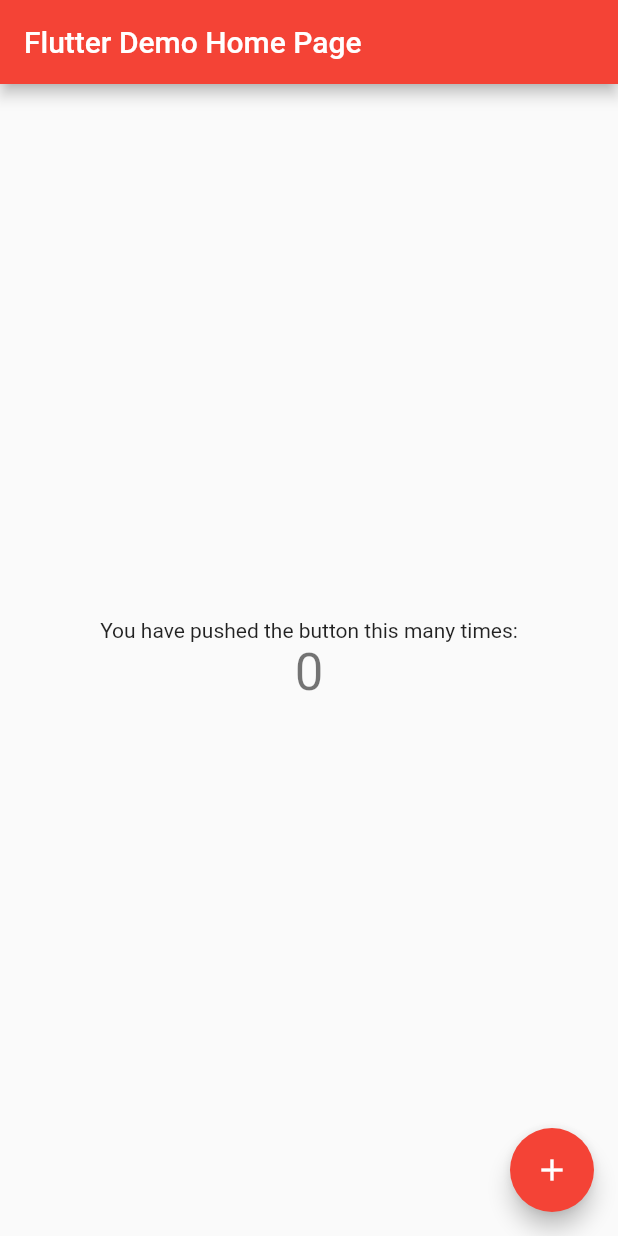
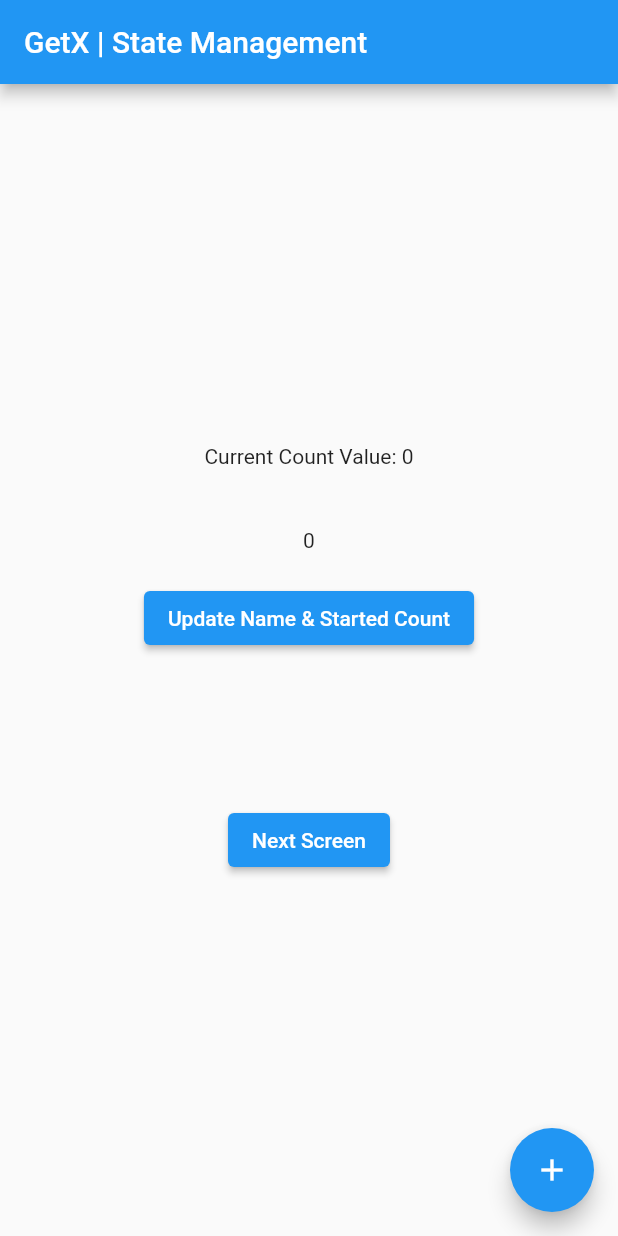
Before and after one commit to liuborama/fultterAllIn, a Flutter app: the screen it shows after launch, on a phone screen of 412 x 824 dp. Run offline on Flutter 3.47's test engine with Material 2 defaults, Android fonts, the phone set to English and light mode, and no system bars; our stand-ins replace get.

Commit message:
touch GetX sample

```diff
--- /dev/null
+++ b/lib/getx_sample/controllers/countController.dart
@@ -0,0 +1,9 @@
+import 'package:get/get.dart';
+
+class CountController extends GetxController {
+  int count = 0;
+  void increment() {
+    count++;
+    update();
+  }
+}
--- /dev/null
+++ b/lib/getx_sample/screens/first.dart
@@ -0,0 +1,49 @@
+import 'package:flutter/material.dart';
+import 'package:flutterAllinSamples/getx_sample/controllers/countController.dart';
+import 'package:flutterAllinSamples/getx_sample/screens/second.dart';
+import 'package:get/get.dart';
+
+class First extends StatelessWidget {
+  const First({Key key}) : super(key: key);
+
+  @override
+  Widget build(BuildContext context) {
+    var count = 0.obs;
+    final countController = Get.put(CountController());
+
+    return Scaffold(
+        appBar: AppBar(title: Text("GetX | State Management")),
+        body: Center(
+          child: Column(
+            mainAxisAlignment: MainAxisAlignment.center,
+            children: [
+              GetBuilder<CountController>(builder: (_) {
+                return Text("Current Count Value: ${countController.count}");
+              }),
+              SizedBox(height: 40),
+              Obx(() => Text("$count")),
+              SizedBox(height: 20),
+              ElevatedButton(
+                onPressed: () {
+                  count++;
+                },
+                child: Text("Update Name & Started Count"),
+              ),
+              SizedBox(height: 100),
+              ElevatedButton(
+                onPressed: () {
+                  Get.to(Second());
+                },
+                child: Text("Next Screen"),
+              ),
+            ],
+          ),
+        ),
+        floatingActionButton: FloatingActionButton(
+          child: Icon(Icons.add),
+          onPressed: () {
+            countController.increment();
+          },
+        ));
+  }
+}
--- a/lib/main.dart
+++ b/lib/main.dart
@@ -1,31 +1,40 @@
 import 'package:flutter/material.dart';
+import 'package:get/get.dart';
+import 'package:get/get_navigation/src/root/get_material_app.dart';
+
+import 'getx_sample/screens/first.dart';
 
 void main() {
-  runApp(MyApp());
+  runApp(GetMaterialApp(
+    initialRoute: '/home',
+    getPages: [
+      GetPage(name: '/home', page: () => First()),
+    ],
+  ));
 }
 
-class MyApp extends StatelessWidget {
-  // This widget is the root of your application.
-  @override
-  Widget build(BuildContext context) {
-    return MaterialApp(
-      title: 'Flutter Demo',
-      theme: ThemeData(
-        // This is the theme of your application.
-        //
-        // Try running your application with "flutter run". You'll see the
-        // application has a blue toolbar. Then, without quitting the app, try
-        // changing the primarySwatch below to Colors.green and then invoke
-        // "hot reload" (press "r" in the console where you ran "flutter run",
-        // or simply save your changes to "hot reload" in a Flutter IDE).
-        // Notice that the counter didn't reset back to zero; the application
-        // is not restarted.
-        primarySwatch: Colors.red,
-      ),
-      home: MyHomePage(title: 'Flutter Demo Home Page'),
-    );
-  }
-}
+// class MyApp extends StatelessWidget {
+//   // This widget is the root of your application.
+//   @override
+//   Widget build(BuildContext context) {
+//     return MaterialApp(
+//       title: 'Flutter Demo',
+//       theme: ThemeData(
+//         // This is the theme of your application.
+//         //
+//         // Try running your application with "flutter run". You'll see the
+//         // application has a blue toolbar. Then, without quitting the app, try
+//         // changing the primarySwatch below to Colors.green and then invoke
+//         // "hot reload" (press "r" in the console where you ran "flutter run",
+//         // or simply save your changes to "hot reload" in a Flutter IDE).
+//         // Notice that the counter didn't reset back to zero; the application
+//         // is not restarted.
+//         primarySwatch: Colors.red,
+//       ),
+//       home: First(),
+//     );
+//   }
+// }
 
 class MyHomePage extends StatefulWidget {
   MyHomePage({Key key, this.title}) : super(key: key);
--- a/pubspec.yaml
+++ b/pubspec.yaml
@@ -1,4 +1,4 @@
-name: myapp
+name: flutterAllinSamples
 description: A new Flutter project.
 
 # The following line prevents the package from being accidentally published to
@@ -23,6 +23,7 @@ environment:
 dependencies:
   flutter:
     sdk: flutter
+  get:
 
 
   # The following adds the Cupertino Icons font to your application.
```
Also changed, not shown: lib/getx_sample/screens/second.dart (added, +11 -0 lines), pubspec.lock, 6 other files.
